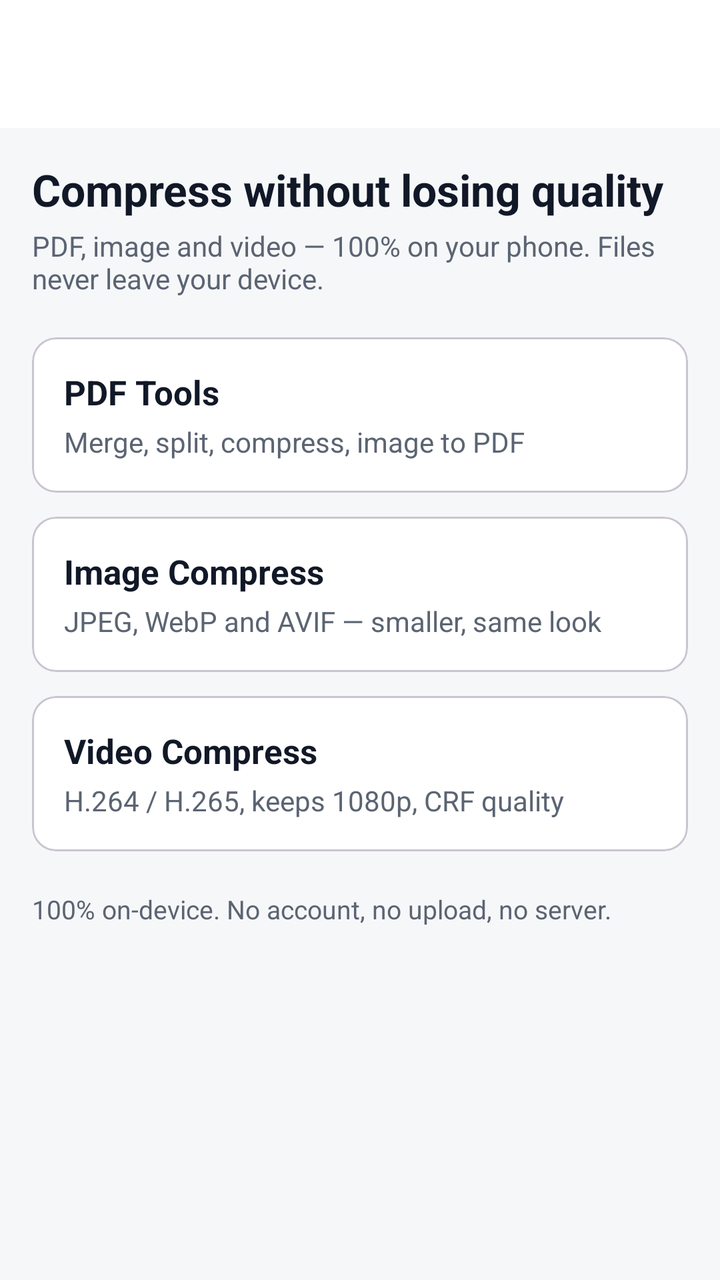
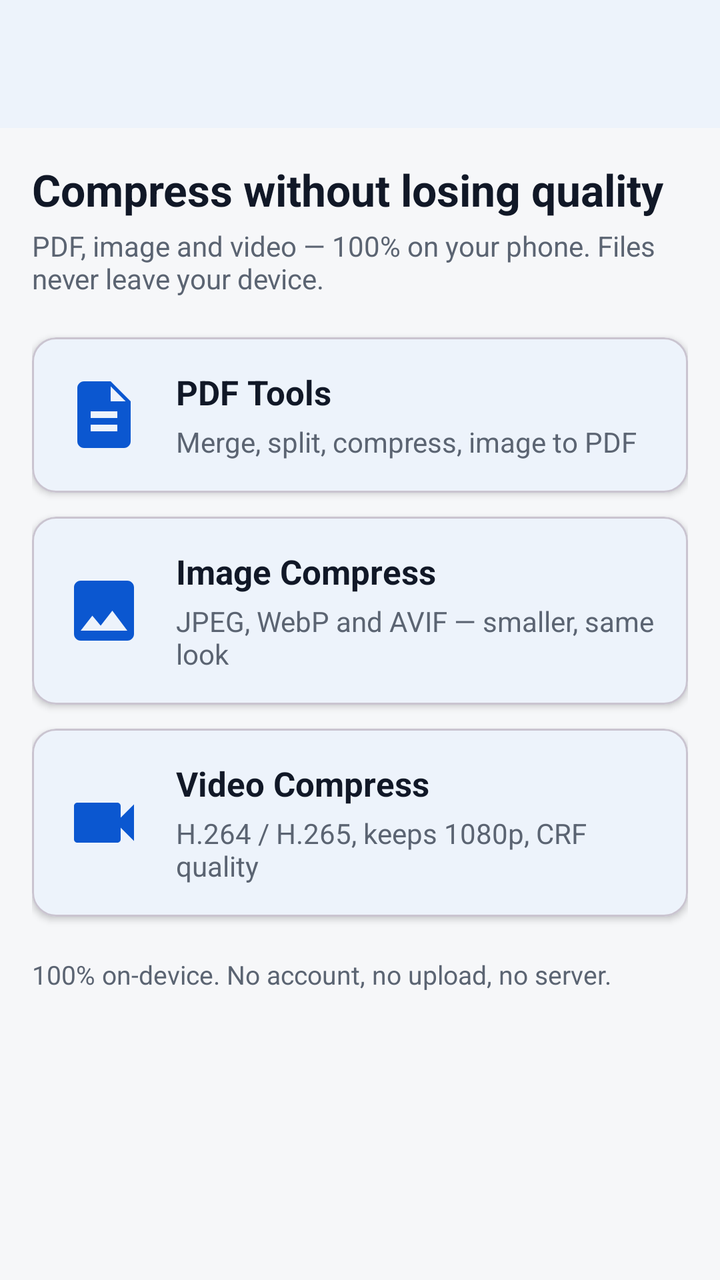

Screens rendered from an Android XML layout before and after an edit, with the pre-edit source and the edit as a unified diff.
<!-- AndroidManifest.xml: application theme Theme.Hakunaa -->
<!-- res/layout/activity_main.xml -->
<?xml version="1.0" encoding="utf-8"?>
<LinearLayout xmlns:android="http://schemas.android.com/apk/res/android"
    android:layout_width="match_parent"
    android:layout_height="match_parent"
    android:background="@color/hakunaa_background"
    android:orientation="vertical">

    <com.google.android.material.appbar.MaterialToolbar
        android:layout_width="match_parent"
        android:layout_height="wrap_content"
        android:background="@color/hakunaa_surface"
        android:title="@string/app_name"
        android:titleTextColor="@color/hakunaa_text" />

    <ScrollView
        android:layout_width="match_parent"
        android:layout_height="match_parent"
        android:padding="16dp">

        <LinearLayout
            android:layout_width="match_parent"
            android:layout_height="wrap_content"
            android:orientation="vertical">

            <TextView
                android:layout_width="wrap_content"
                android:layout_height="wrap_content"
                android:text="@string/home_title"
                android:textColor="@color/hakunaa_text"
                android:textSize="22sp"
                android:textStyle="bold" />

            <TextView
                android:layout_width="wrap_content"
                android:layout_height="wrap_content"
                android:layout_marginTop="4dp"
                android:text="@string/home_subtitle"
                android:textColor="@color/hakunaa_text_secondary"
                android:textSize="14sp" />

            <com.google.android.material.card.MaterialCardView
                android:id="@+id/cardPdf"
                android:layout_width="match_parent"
                android:layout_height="wrap_content"
                android:layout_marginTop="20dp"
                android:clickable="true"
                android:focusable="true">

                <LinearLayout
                    android:layout_width="match_parent"
                    android:layout_height="wrap_content"
                    android:orientation="vertical"
                    android:padding="16dp">

                    <TextView
                        android:layout_width="wrap_content"
                        android:layout_height="wrap_content"
                        android:text="@string/card_pdf_title"
                        android:textColor="@color/hakunaa_text"
                        android:textSize="17sp"
                        android:textStyle="bold" />
                    <TextView
                        android:layout_width="wrap_content"
                        android:layout_height="wrap_content"
                        android:layout_marginTop="4dp"
                        android:text="@string/card_pdf_subtitle"
                        android:textColor="@color/hakunaa_text_secondary"
                        android:textSize="14sp" />
                </LinearLayout>
            </com.google.android.material.card.MaterialCardView>

            <com.google.android.material.card.MaterialCardView
                android:id="@+id/cardImage"
                android:layout_width="match_parent"
                android:layout_height="wrap_content"
                android:layout_marginTop="12dp"
                android:clickable="true"
                android:focusable="true">

                <LinearLayout
                    android:layout_width="match_parent"
                    android:layout_height="wrap_content"
                    android:orientation="vertical"
                    android:padding="16dp">

                    <TextView
                        android:layout_width="wrap_content"
                        android:layout_height="wrap_content"
                        android:text="@string/card_image_title"
                        android:textColor="@color/hakunaa_text"
                        android:textSize="17sp"
                        android:textStyle="bold" />
                    <TextView
                        android:layout_width="wrap_content"
                        android:layout_height="wrap_content"
                        android:layout_marginTop="4dp"
                        android:text="@string/card_image_subtitle"
                        android:textColor="@color/hakunaa_text_secondary"
                        android:textSize="14sp" />
                </LinearLayout>
            </com.google.android.material.card.MaterialCardView>

            <com.google.android.material.card.MaterialCardView
                android:id="@+id/cardVideo"
                android:layout_width="match_parent"
                android:layout_height="wrap_content"
                android:layout_marginTop="12dp"
                android:clickable="true"
                android:focusable="true">

                <LinearLayout
                    android:layout_width="match_parent"
                    android:layout_height="wrap_content"
                    android:orientation="vertical"
                    android:padding="16dp">

                    <TextView
                        android:layout_width="wrap_content"
                        android:layout_height="wrap_content"
                        android:text="@string/card_video_title"
                        android:textColor="@color/hakunaa_text"
                        android:textSize="17sp"
                        android:textStyle="bold" />
                    <TextView
                        android:layout_width="wrap_content"
                        android:layout_height="wrap_content"
                        android:layout_marginTop="4dp"
                        android:text="@string/card_video_subtitle"
                        android:textColor="@color/hakunaa_text_secondary"
                        android:textSize="14sp" />
                </LinearLayout>
            </com.google.android.material.card.MaterialCardView>

            <TextView
                android:layout_width="wrap_content"
                android:layout_height="wrap_content"
                android:layout_marginTop="20dp"
                android:text="@string/privacy_note"
                android:textColor="@color/hakunaa_text_secondary"
                android:textSize="13sp" />

            <TextView
                android:id="@+id/tvVersion"
                android:layout_width="wrap_content"
                android:layout_height="wrap_content"
                android:layout_marginTop="12dp"
                android:textColor="@color/hakunaa_text_secondary"
                android:textSize="12sp" />
        </LinearLayout>
    </ScrollView>
</LinearLayout>
<!-- resources referenced by this layout -->
<resources>
  <color name="hakunaa_background">#F6F7F9</color>
  <color name="hakunaa_surface">#FFFFFF</color>
  <color name="hakunaa_text">#111827</color>
  <color name="hakunaa_text_secondary">#5B6472</color>
  <string name="app_name">Hakunaa</string>
  <string name="card_image_subtitle">JPEG, WebP and AVIF — smaller, same look</string>
  <string name="card_image_title">Image Compress</string>
  <string name="card_pdf_subtitle">Merge, split, compress, image to PDF</string>
  <string name="card_pdf_title">PDF Tools</string>
  <string name="card_video_subtitle">H.264 / H.265, keeps 1080p, CRF quality</string>
  <string name="card_video_title">Video Compress</string>
  <string name="home_subtitle">PDF, image and video — 100% on your phone. Files never leave your device.</string>
  <string name="home_title">Compress without losing quality</string>
  <string name="privacy_note">100% on-device. No account, no upload, no server.</string>
  <style name="Theme.Hakunaa" parent="Theme.Material3.Light.NoActionBar">
          <item name="colorPrimary">@color/hakunaa_primary</item>
          <item name="colorPrimaryDark">@color/hakunaa_primary_dark</item>
          <item name="colorOnPrimary">@color/hakunaa_on_primary</item>
          <item name="android:windowBackground">@color/hakunaa_background</item>
          <item name="colorSurface">@color/hakunaa_surface</item>
          <item name="android:textColorPrimary">@color/hakunaa_text</item>
          <item name="android:textColorSecondary">@color/hakunaa_text_secondary</item>
      </style>
  <color name="hakunaa_primary">#0B57D0</color>
  <color name="hakunaa_primary_dark">#0842A0</color>
  <color name="hakunaa_on_primary">#FFFFFF</color>
</resources>

<!-- the commit's change to res/layout/activity_main.xml (unified diff, before → after) -->
@@ -1,5 +1,6 @@
 <?xml version="1.0" encoding="utf-8"?>
 <LinearLayout xmlns:android="http://schemas.android.com/apk/res/android"
+    xmlns:app="http://schemas.android.com/apk/res-auto"
     android:layout_width="match_parent"
     android:layout_height="match_parent"
     android:background="@color/hakunaa_background"
@@ -9,6 +10,7 @@
         android:layout_width="match_parent"
         android:layout_height="wrap_content"
         android:background="@color/hakunaa_surface"
+        android:elevation="2dp"
         android:title="@string/app_name"
         android:titleTextColor="@color/hakunaa_text" />
 
@@ -44,28 +46,44 @@
                 android:layout_height="wrap_content"
                 android:layout_marginTop="20dp"
                 android:clickable="true"
-                android:focusable="true">
+                android:focusable="true"
+                app:cardCornerRadius="12dp"
+                app:cardElevation="2dp">
 
                 <LinearLayout
                     android:layout_width="match_parent"
                     android:layout_height="wrap_content"
-                    android:orientation="vertical"
+                    android:orientation="horizontal"
                     android:padding="16dp">
 
-                    <TextView
-                        android:layout_width="wrap_content"
+                    <ImageView
+                        android:layout_width="40dp"
+                        android:layout_height="40dp"
+                        android:layout_gravity="center_vertical"
+                        android:src="@drawable/ic_pdf" />
+
+                    <LinearLayout
+                        android:layout_width="0dp"
                         android:layout_height="wrap_content"
-                        android:text="@string/card_pdf_title"
-                        android:textColor="@color/hakunaa_text"
-                        android:textSize="17sp"
-                        android:textStyle="bold" />
-                    <TextView
-                        android:layout_width="wrap_content"
-                        android:layout_height="wrap_content"
-                        android:layout_marginTop="4dp"
-                        android:text="@string/card_pdf_subtitle"
-                        android:textColor="@color/hakunaa_text_secondary"
-                        android:textSize="14sp" />
+                        android:layout_marginStart="16dp"
+                        android:layout_weight="1"
+                        android:orientation="vertical">
+
+                        <TextView
+                            android:layout_width="wrap_content"
+                            android:layout_height="wrap_content"
+                            android:text="@string/card_pdf_title"
+                            android:textColor="@color/hakunaa_text"
+                            android:textSize="17sp"
+                            android:textStyle="bold" />
+                        <TextView
+                            android:layout_width="wrap_content"
+                            android:layout_height="wrap_content"
+                            android:layout_marginTop="4dp"
+                            android:text="@string/card_pdf_subtitle"
+                            android:textColor="@color/hakunaa_text_secondary"
+                            android:textSize="14sp" />
+                    </LinearLayout>
                 </LinearLayout>
             </com.google.android.material.card.MaterialCardView>
 
@@ -75,28 +93,44 @@
                 android:layout_height="wrap_content"
                 android:layout_marginTop="12dp"
                 android:clickable="true"
-                android:focusable="true">
+                android:focusable="true"
+                app:cardCornerRadius="12dp"
+                app:cardElevation="2dp">
 
                 <LinearLayout
                     android:layout_width="match_parent"
                     android:layout_height="wrap_content"
-                    android:orientation="vertical"
+                    android:orientation="horizontal"
                     android:padding="16dp">
 
-                    <TextView
-                        android:layout_width="wrap_content"
+                    <ImageView
+                        android:layout_width="40dp"
+                        android:layout_height="40dp"
+                        android:layout_gravity="center_vertical"
+                        android:src="@drawable/ic_image" />
+
+                    <LinearLayout
+                        android:layout_width="0dp"
                         android:layout_height="wrap_content"
-                        android:text="@string/card_image_title"
-                        android:textColor="@color/hakunaa_text"
-                        android:textSize="17sp"
-                        android:textStyle="bold" />
-                    <TextView
-                        android:layout_width="wrap_content"
-                        android:layout_height="wrap_content"
-                        android:layout_marginTop="4dp"
-                        android:text="@string/card_image_subtitle"
-                        android:textColor="@color/hakunaa_text_secondary"
-                        android:textSize="14sp" />
+                        android:layout_marginStart="16dp"
+                        android:layout_weight="1"
+                        android:orientation="vertical">
+
+                        <TextView
+                            android:layout_width="wrap_content"
+                            android:layout_height="wrap_content"
+                            android:text="@string/card_image_title"
+                            android:textColor="@color/hakunaa_text"
+                            android:textSize="17sp"
+                            android:textStyle="bold" />
+                        <TextView
+                            android:layout_width="wrap_content"
+                            android:layout_height="wrap_content"
+                            android:layout_marginTop="4dp"
+                            android:text="@string/card_image_subtitle"
+                            android:textColor="@color/hakunaa_text_secondary"
+                            android:textSize="14sp" />
+                    </LinearLayout>
                 </LinearLayout>
             </com.google.android.material.card.MaterialCardView>
 
@@ -106,28 +140,44 @@
                 android:layout_height="wrap_content"
                 android:layout_marginTop="12dp"
                 android:clickable="true"
-                android:focusable="true">
+                android:focusable="true"
+                app:cardCornerRadius="12dp"
+                app:cardElevation="2dp">
 
                 <LinearLayout
                     android:layout_width="match_parent"
                     android:layout_height="wrap_content"
-                    android:orientation="vertical"
+                    android:orientation="horizontal"
                     android:padding="16dp">
 
-                    <TextView
-                        android:layout_width="wrap_content"
+                    <ImageView
+                        android:layout_width="40dp"
+                        android:layout_height="40dp"
+                        android:layout_gravity="center_vertical"
+                        android:src="@drawable/ic_video" />
+
+                    <LinearLayout
+                        android:layout_width="0dp"
                         android:layout_height="wrap_content"
-                        android:text="@string/card_video_title"
-                        android:textColor="@color/hakunaa_text"
-                        android:textSize="17sp"
-                        android:textStyle="bold" />
-                    <TextView
-                        android:layout_width="wrap_content"
-                        android:layout_height="wrap_content"
-                        android:layout_marginTop="4dp"
-                        android:text="@string/card_video_subtitle"
-                        android:textColor="@color/hakunaa_text_secondary"
-                        android:textSize="14sp" />
+                        android:layout_marginStart="16dp"
+                        android:layout_weight="1"
+                        android:orientation="vertical">
+
+                        <TextView
+                            android:layout_width="wrap_content"
+                            android:layout_height="wrap_content"
+                            android:text="@string/card_video_title"
+                            android:textColor="@color/hakunaa_text"
+                            android:textSize="17sp"
+                            android:textStyle="bold" />
+                        <TextView
+                            android:layout_width="wrap_content"
+                            android:layout_height="wrap_content"
+                            android:layout_marginTop="4dp"
+                            android:text="@string/card_video_subtitle"
+                            android:textColor="@color/hakunaa_text_secondary"
+                            android:textSize="14sp" />
+                    </LinearLayout>
                 </LinearLayout>
             </com.google.android.material.card.MaterialCardView>
 
<!-- resource entries referenced after the edit -->
@@ -4,6 +4,39 @@
   <color name="hakunaa_surface">#FFFFFF</color>
   <color name="hakunaa_text">#111827</color>
   <color name="hakunaa_text_secondary">#5B6472</color>
+  <!-- drawable ic_image (drawable) -->
+  <vector xmlns:android="http://schemas.android.com/apk/res/android"
+      android:width="40dp"
+      android:height="40dp"
+      android:viewportWidth="24"
+      android:viewportHeight="24"
+      android:tint="#0B57D0">
+      <path
+          android:fillColor="#FF000000"
+          android:pathData="M21,19V5c0,-1.1 -0.9,-2 -2,-2H5c-1.1,0 -2,0.9 -2,2v14c0,1.1 0.9,2 2,2h14c1.1,0 2,-0.9 2,-2zM8.5,13.5l2.5,3.01L14.5,12l4.5,6H5l3.5,-4.5z" />
+  </vector>
+  <!-- drawable ic_pdf (drawable) -->
+  <vector xmlns:android="http://schemas.android.com/apk/res/android"
+      android:width="40dp"
+      android:height="40dp"
+      android:viewportWidth="24"
+      android:viewportHeight="24"
+      android:tint="#0B57D0">
+      <path
+          android:fillColor="#FF000000"
+          android:pathData="M14,2H6c-1.1,0 -2,0.9 -2,2v16c0,1.1 0.9,2 2,2h12c1.1,0 2,-0.9 2,-2V8l-6,-6zM14,3.5L18.5,8H14V3.5zM8,11h8v2H8v-2zM8,15h8v2H8v-2z" />
+  </vector>
+  <!-- drawable ic_video (drawable) -->
+  <vector xmlns:android="http://schemas.android.com/apk/res/android"
+      android:width="40dp"
+      android:height="40dp"
+      android:viewportWidth="24"
+      android:viewportHeight="24"
+      android:tint="#0B57D0">
+      <path
+          android:fillColor="#FF000000"
+          android:pathData="M17,10.5V7c0,-0.55 -0.45,-1 -1,-1H4c-0.55,0 -1,0.45 -1,1v10c0,0.55 0.45,1 1,1h12c0.55,0 1,-0.45 1,-1v-3.5l4,4v-11l-4,4z" />
+  </vector>
   <string name="app_name">Hakunaa</string>
   <string name="card_image_subtitle">JPEG, WebP and AVIF — smaller, same look</string>
   <string name="card_image_title">Image Compress</string>
